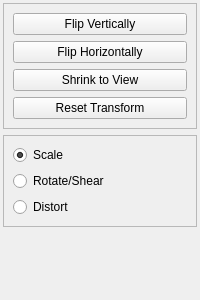
drawpile/Drawpile, file src/desktop/ui/selectsettings.ui: the form before one commit.
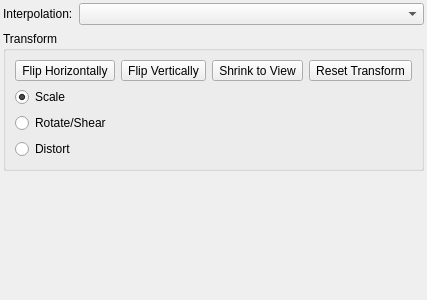
The form after the commit. Icons and pictures are not drawn.

Commit message:
Allow using nearest neighbor interpolation
For selection transformations. Changes the UI of the selection tools a
bit to fit in the new controls.

What changed in the file:
```diff
--- a/src/desktop/ui/selectsettings.ui
+++ b/src/desktop/ui/selectsettings.ui
@@ -6,11 +6,11 @@
    <rect>
     <x>0</x>
     <y>0</y>
-    <width>200</width>
+    <width>425</width>
     <height>300</height>
    </rect>
   </property>
-  <layout class="QVBoxLayout">
+  <layout class="QFormLayout">
    <property name="leftMargin">
     <number>3</number>
    </property>
@@ -23,28 +23,32 @@
    <property name="bottomMargin">
     <number>3</number>
    </property>
-   <item>
-    <widget class="QFrame" name="frame">
-     <property name="frameShape">
-      <enum>QFrame::StyledPanel</enum>
-     </property>
-     <property name="frameShadow">
-      <enum>QFrame::Sunken</enum>
-     </property>
-     <layout class="QVBoxLayout">
-      <item>
-       <widget class="QPushButton" name="flip">
+   <item row="0" column="0">
+    <widget class="QLabel" name="interpolationLabel">
         <property name="text">
-         <string>Flip Vertically</string>
-        </property>
-        <property name="icon">
-         <iconset theme="object-flip-vertical">
-          <normaloff>theme:object-flip-vertical.svg</normaloff>theme:object-flip-vertical.svg</iconset>
+      <string>Interpolation:</string>
         </property>
        </widget>
       </item>
+   <item row="0" column="1">
+    <widget class="QComboBox" name="interpolationCombo"/>
+   </item>
+   <item row="1" column="0" colspan="2">
+    <widget class="QGroupBox" name="radioGroupBox">
+     <property name="title">
+      <string>Transform</string>
+     </property>
+     <layout class="QVBoxLayout">
       <item>
-       <widget class="QPushButton" name="mirror">
+       <layout class="QHBoxLayout">
+        <property name="spacing">
+         <number>0</number>
+        </property>
+        <item>
+         <widget class="QToolButton" name="mirror">
+          <property name="toolTip">
+           <string>Flip Horizontally</string>
+          </property>
         <property name="text">
          <string>Flip Horizontally</string>
         </property>
@@ -55,10 +59,59 @@
        </widget>
       </item>
       <item>
-       <widget class="QPushButton" name="fittoscreen">
+         <spacer>
+          <property name="orientation">
+           <enum>Qt::Horizontal</enum>
+          </property>
+          <property name="sizeType">
+           <enum>QSizePolicy::Fixed</enum>
+          </property>
+          <property name="sizeHint" stdset="0">
+           <size>
+            <width>6</width>
+            <height>0</height>
+           </size>
+          </property>
+         </spacer>
+        </item>
+        <item>
+         <widget class="QToolButton" name="flip">
+          <property name="toolTip">
+           <string>Flip Vertically</string>
+          </property>
         <property name="text">
+           <string>Flip Vertically</string>
+          </property>
+          <property name="icon">
+           <iconset theme="object-flip-vertical">
+            <normaloff>theme:object-flip-vertical.svg</normaloff>theme:object-flip-vertical.svg</iconset>
+          </property>
+         </widget>
+        </item>
+        <item>
+         <spacer>
+          <property name="orientation">
+           <enum>Qt::Horizontal</enum>
+          </property>
+          <property name="sizeType">
+           <enum>QSizePolicy::Fixed</enum>
+          </property>
+          <property name="sizeHint" stdset="0">
+           <size>
+            <width>6</width>
+            <height>0</height>
+           </size>
+          </property>
+         </spacer>
+        </item>
+        <item>
+         <widget class="QToolButton" name="fittoscreen">
+          <property name="toolTip">
          <string>Shrink to View</string>
         </property>
+          <property name="text">
+           <string>Shrink to View</string>
+          </property>
         <property name="icon">
          <iconset theme="zoom-in">
           <normaloff>theme:zoom-in.svg</normaloff>theme:zoom-in.svg</iconset>
@@ -66,7 +119,26 @@
        </widget>
       </item>
       <item>
-       <widget class="QPushButton" name="resetsize">
+         <spacer>
+          <property name="orientation">
+           <enum>Qt::Horizontal</enum>
+          </property>
+          <property name="sizeType">
+           <enum>QSizePolicy::Fixed</enum>
+          </property>
+          <property name="sizeHint" stdset="0">
+           <size>
+            <width>6</width>
+            <height>0</height>
+           </size>
+          </property>
+         </spacer>
+        </item>
+        <item>
+         <widget class="QToolButton" name="resetsize">
+          <property name="toolTip">
+           <string>Reset Transform</string>
+          </property>
         <property name="text">
          <string>Reset Transform</string>
         </property>
@@ -76,18 +148,21 @@
         </property>
        </widget>
       </item>
-     </layout>
-    </widget>
-   </item>
    <item>
-    <widget class="QFrame" name="transforms">
-     <property name="frameShape">
-      <enum>QFrame::StyledPanel</enum>
-     </property>
-     <property name="frameShadow">
-      <enum>QFrame::Sunken</enum>
-     </property>
-     <layout class="QVBoxLayout">
+         <spacer>
+          <property name="orientation">
+           <enum>Qt::Horizontal</enum>
+          </property>
+          <property name="sizeHint" stdset="0">
+           <size>
+            <width>0</width>
+            <height>0</height>
+           </size>
+          </property>
+         </spacer>
+        </item>
+       </layout>
+      </item>
       <item>
        <widget class="QRadioButton" name="scale">
         <property name="text">
@@ -115,19 +190,6 @@
      </layout>
     </widget>
    </item>
-   <item>
-    <spacer>
-     <property name="orientation">
-      <enum>Qt::Vertical</enum>
-     </property>
-     <property name="sizeHint" stdset="0">
-      <size>
-       <width>20</width>
-       <height>204</height>
-      </size>
-     </property>
-    </spacer>
-   </item>
   </layout>
  </widget>
  <tabstops>
```
Left out of the diff: 13 changed lines with no effect on the pictures. Lines whose indentation alone changed are shown as unchanged. The commit also changes 8 other files.
